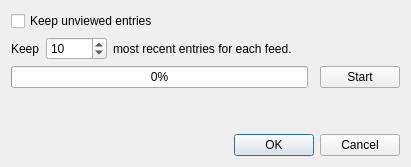
Qt form rss_tube/gui/designs/widget_purge_entries.ui (seird/rsstube) before a commit.
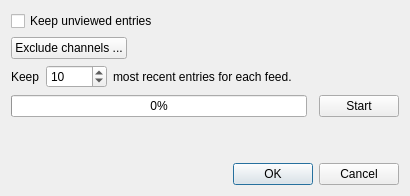
The same form after that commit.

Commit message: exclude channels from purge dialog

What changed in the file:
```diff
--- a/rss_tube/gui/designs/widget_purge_entries.ui
+++ b/rss_tube/gui/designs/widget_purge_entries.ui
@@ -6,8 +6,8 @@
    <rect>
     <x>0</x>
     <y>0</y>
-    <width>411</width>
-    <height>166</height>
+    <width>410</width>
+    <height>196</height>
    </rect>
   </property>
   <property name="windowTitle">
@@ -30,14 +30,34 @@
    </item>
    <item row="0" column="0" colspan="3">
     <layout class="QGridLayout" name="gridLayout">
-     <item row="0" column="0">
+     <item row="1" column="0">
+      <widget class="QPushButton" name="pb_exclude_channels">
+       <property name="text">
+        <string>Exclude channels ...</string>
+       </property>
+      </widget>
+     </item>
+     <item row="1" column="1">
+      <spacer name="horizontalSpacer_2">
+       <property name="orientation">
+        <enum>Qt::Horizontal</enum>
+       </property>
+       <property name="sizeHint" stdset="0">
+        <size>
+         <width>40</width>
+         <height>20</height>
+        </size>
+       </property>
+      </spacer>
+     </item>
+     <item row="0" column="0" colspan="2">
       <widget class="QCheckBox" name="checkBox">
        <property name="text">
         <string>Keep unviewed entries</string>
        </property>
       </widget>
      </item>
-     <item row="1" column="0">
+     <item row="2" column="0" colspan="2">
       <layout class="QHBoxLayout" name="horizontalLayout">
        <item>
         <widget class="QLabel" name="label">
```
Left out of the diff: 6 changed lines with no effect on the pictures. The commit also changes 5 other files.
